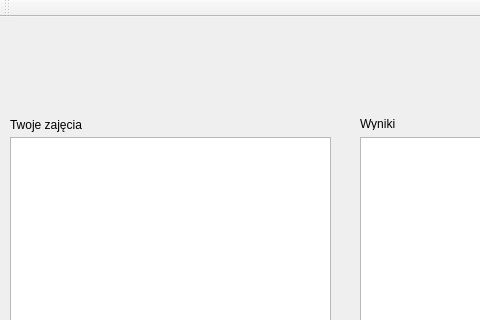
Before: the Qt Designer form mainwindow.ui in MichalKNR/FitMaster5000, drawn with Qt 5; both pictures show x 0 to 480 and y 0 to 320 of the 975 by 608 pixel window.
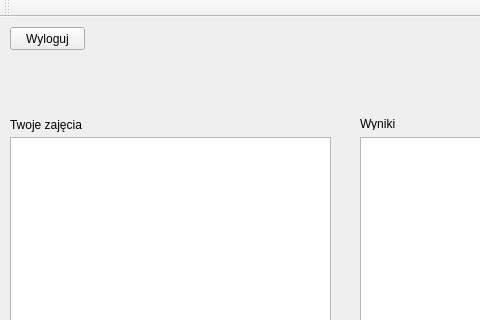
After: the same form once the commit is applied.

Commit message: Login and Logout visuals completed, ready for SQL implementation

```diff
--- a/mainwindow.ui
+++ b/mainwindow.ui
@@ -78,6 +78,19 @@
      <string>Zapisz się!</string>
     </property>
    </widget>
+   <widget class="QPushButton" name="Log_out_PB">
+    <property name="geometry">
+     <rect>
+      <x>10</x>
+      <y>10</y>
+      <width>75</width>
+      <height>23</height>
+     </rect>
+    </property>
+    <property name="text">
+     <string>Wyloguj</string>
+    </property>
+   </widget>
   </widget>
   <widget class="QMenuBar" name="menuBar">
    <property name="geometry">
```
Left out of the diff: 2 changed lines with no effect on the pictures. The commit also changes 2 other files.
